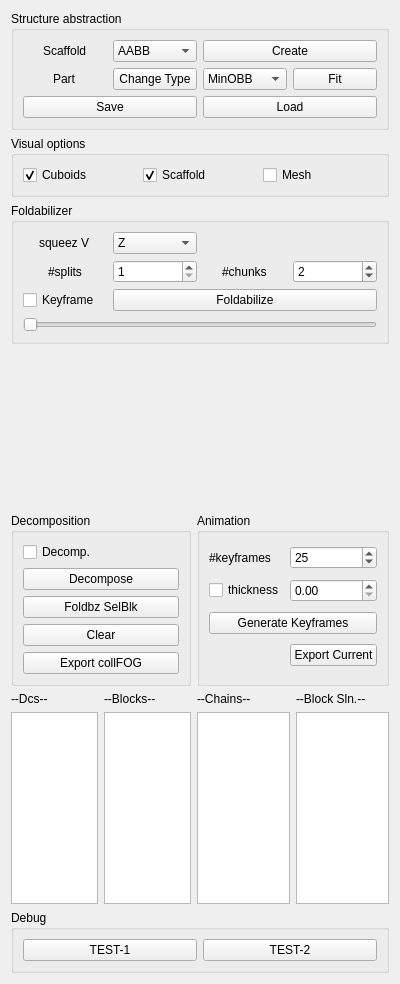
This is FoldPlugin/FdWidget.ui in letienhung/fold-hcc as Qt 5 draws it before an edit. The edited form follows.
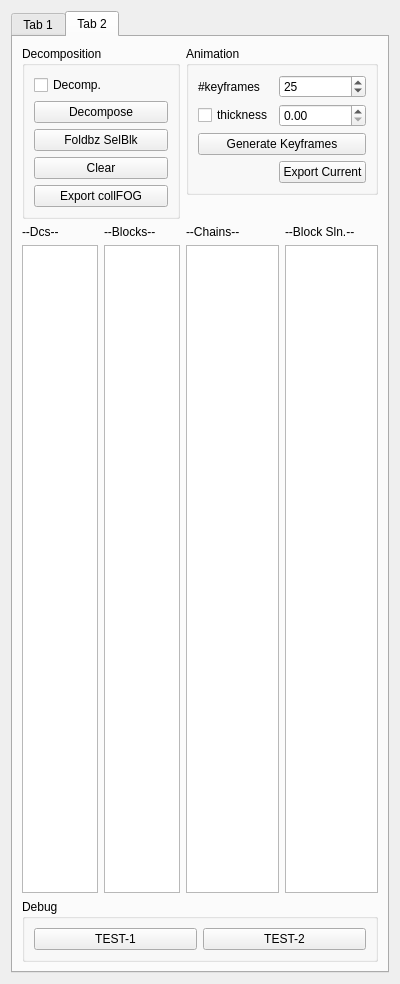
This is the edited form. The open tabs and pages were chosen to show the change.

The edit to the form file:
```diff
--- a/FoldPlugin/FdWidget.ui
+++ b/FoldPlugin/FdWidget.ui
@@ -26,7 +26,119 @@
    <string>Form</string>
   </property>
   <layout class="QGridLayout" name="gridLayout">
-   <item row="5" column="0" colspan="4">
+   <item row="5" column="0" colspan="3">
+    <widget class="QTabWidget" name="foldTabs">
+     <property name="enabled">
+      <bool>true</bool>
+     </property>
+     <property name="currentIndex">
+      <number>0</number>
+     </property>
+     <widget class="QWidget" name="tab">
+      <attribute name="title">
+       <string>Tab 1</string>
+      </attribute>
+      <layout class="QGridLayout" name="gridLayout_6">
+       <item row="0" column="0">
+        <widget class="QGroupBox" name="groupBox">
+         <property name="title">
+          <string>Structure abstraction</string>
+         </property>
+         <layout class="QGridLayout" name="gridLayout_2">
+          <item row="1" column="1" alignment="Qt::AlignHCenter">
+           <widget class="QLabel" name="label">
+            <property name="text">
+             <string>Part</string>
+            </property>
+           </widget>
+          </item>
+          <item row="1" column="3">
+           <widget class="QComboBox" name="refitMethod">
+            <property name="editable">
+             <bool>false</bool>
+            </property>
+            <item>
+             <property name="text">
+              <string>MinOBB</string>
+             </property>
+            </item>
+            <item>
+             <property name="text">
+              <string>AABB</string>
+             </property>
+            </item>
+            <item>
+             <property name="text">
+              <string>PCA</string>
+             </property>
+            </item>
+           </widget>
+          </item>
+          <item row="1" column="4">
+           <widget class="QPushButton" name="fitCuboid">
+            <property name="text">
+             <string>Fit</string>
+            </property>
+           </widget>
+          </item>
+          <item row="1" column="2">
+           <widget class="QPushButton" name="changeCuboidType">
+            <property name="text">
+             <string>Change Type</string>
+            </property>
+           </widget>
+          </item>
+          <item row="2" column="3" colspan="2">
+           <widget class="QPushButton" name="loadScaffold">
+            <property name="text">
+             <string>Load</string>
+            </property>
+           </widget>
+          </item>
+          <item row="2" column="1" colspan="2">
+           <widget class="QPushButton" name="saveScaffold">
+            <property name="text">
+             <string>Save</string>
+            </property>
+           </widget>
+          </item>
+          <item row="0" column="1" alignment="Qt::AlignHCenter">
+           <widget class="QLabel" name="label_2">
+            <property name="text">
+             <string>Scaffold</string>
+            </property>
+           </widget>
+          </item>
+          <item row="0" column="3" colspan="2">
+           <widget class="QPushButton" name="createScaffold">
+            <property name="text">
+             <string>Create</string>
+            </property>
+           </widget>
+          </item>
+          <item row="0" column="2">
+           <widget class="QComboBox" name="fitMethod">
+            <item>
+             <property name="text">
+              <string>AABB</string>
+             </property>
+            </item>
+            <item>
+             <property name="text">
+              <string>MinOBB</string>
+             </property>
+            </item>
+            <item>
+             <property name="text">
+              <string>PCA</string>
+             </property>
+            </item>
+           </widget>
+          </item>
+         </layout>
+        </widget>
+       </item>
+       <item row="2" column="0">
     <widget class="QGroupBox" name="groupBox_3">
      <property name="title">
       <string>Foldabilizer</string>
@@ -125,30 +237,7 @@
      </layout>
     </widget>
    </item>
-   <item row="13" column="0" colspan="4">
-    <widget class="QGroupBox" name="groupBox_6">
-     <property name="title">
-      <string>Debug</string>
-     </property>
-     <layout class="QGridLayout" name="gridLayout_7">
-      <item row="0" column="0">
-       <widget class="QPushButton" name="test1">
-        <property name="text">
-         <string>TEST-1</string>
-        </property>
-       </widget>
-      </item>
-      <item row="0" column="1">
-       <widget class="QPushButton" name="test2">
-        <property name="text">
-         <string>TEST-2</string>
-        </property>
-       </widget>
-      </item>
-     </layout>
-    </widget>
-   </item>
-   <item row="2" column="0" colspan="4">
+       <item row="1" column="0">
     <widget class="QGroupBox" name="groupBox_2">
      <property name="title">
       <string>Visual options</string>
@@ -187,150 +276,34 @@
      </layout>
     </widget>
    </item>
-   <item row="1" column="0" colspan="4">
-    <widget class="QGroupBox" name="groupBox">
-     <property name="title">
-      <string>Structure abstraction</string>
-     </property>
-     <layout class="QGridLayout" name="gridLayout_2">
-      <item row="1" column="1" alignment="Qt::AlignHCenter">
-       <widget class="QLabel" name="label">
-        <property name="text">
-         <string>Part</string>
-        </property>
-       </widget>
-      </item>
-      <item row="1" column="3">
-       <widget class="QComboBox" name="refitMethod">
-        <property name="editable">
-         <bool>false</bool>
-        </property>
-        <item>
-         <property name="text">
-          <string>MinOBB</string>
-         </property>
-        </item>
-        <item>
-         <property name="text">
-          <string>AABB</string>
-         </property>
-        </item>
-        <item>
-         <property name="text">
-          <string>PCA</string>
-         </property>
-        </item>
-       </widget>
-      </item>
-      <item row="1" column="4">
-       <widget class="QPushButton" name="fitCuboid">
-        <property name="text">
-         <string>Fit</string>
-        </property>
-       </widget>
-      </item>
-      <item row="1" column="2">
-       <widget class="QPushButton" name="changeCuboidType">
-        <property name="text">
-         <string>Change Type</string>
-        </property>
-       </widget>
-      </item>
-      <item row="2" column="3" colspan="2">
-       <widget class="QPushButton" name="loadScaffold">
-        <property name="text">
-         <string>Load</string>
-        </property>
-       </widget>
-      </item>
-      <item row="2" column="1" colspan="2">
-       <widget class="QPushButton" name="saveScaffold">
-        <property name="text">
-         <string>Save</string>
-        </property>
-       </widget>
-      </item>
-      <item row="0" column="1" alignment="Qt::AlignHCenter">
-       <widget class="QLabel" name="label_2">
-        <property name="text">
-         <string>Scaffold</string>
-        </property>
-       </widget>
-      </item>
-      <item row="0" column="3" colspan="2">
-       <widget class="QPushButton" name="createScaffold">
-        <property name="text">
-         <string>Create</string>
-        </property>
-       </widget>
-      </item>
-      <item row="0" column="2">
-       <widget class="QComboBox" name="fitMethod">
-        <item>
-         <property name="text">
-          <string>AABB</string>
-         </property>
-        </item>
-        <item>
-         <property name="text">
-          <string>MinOBB</string>
-         </property>
-        </item>
-        <item>
-         <property name="text">
-          <string>PCA</string>
-         </property>
-        </item>
-       </widget>
-      </item>
-     </layout>
-    </widget>
-   </item>
-   <item row="7" column="0" colspan="2">
-    <widget class="QGroupBox" name="groupBox_9">
-     <property name="title">
-      <string>Decomposition</string>
-     </property>
-     <layout class="QGridLayout" name="gridLayout_10">
-      <item row="2" column="0">
-       <widget class="QPushButton" name="foldbzSelBlock">
-        <property name="text">
-         <string>Foldbz SelBlk</string>
-        </property>
-       </widget>
-      </item>
-      <item row="0" column="0">
-       <widget class="QCheckBox" name="showFolded">
-        <property name="text">
-         <string>Decomp.</string>
-        </property>
-       </widget>
-      </item>
       <item row="3" column="0">
-       <widget class="QPushButton" name="clearDcList">
-        <property name="text">
-         <string>Clear</string>
-        </property>
-       </widget>
-      </item>
-      <item row="1" column="0">
-       <widget class="QPushButton" name="decompose">
-        <property name="text">
-         <string>Decompose</string>
-        </property>
-       </widget>
+        <spacer name="verticalSpacer">
+         <property name="orientation">
+          <enum>Qt::Vertical</enum>
+         </property>
+         <property name="sizeHint" stdset="0">
+          <size>
+           <width>20</width>
+           <height>40</height>
+          </size>
+         </property>
+        </spacer>
       </item>
       <item row="4" column="0">
-       <widget class="QPushButton" name="exportCollFOG">
+        <widget class="QPushButton" name="assignColor">
         <property name="text">
-         <string>Export collFOG</string>
+          <string>Assign Color</string>
         </property>
        </widget>
       </item>
      </layout>
     </widget>
-   </item>
-   <item row="7" column="2" colspan="2">
+     <widget class="QWidget" name="tab_2">
+      <attribute name="title">
+       <string>Tab 2</string>
+      </attribute>
+      <layout class="QGridLayout" name="gridLayout_8">
+       <item row="0" column="2" colspan="2">
     <widget class="QGroupBox" name="groupBox_4">
      <property name="title">
       <string>Animation</string>
@@ -383,58 +356,116 @@
      </layout>
     </widget>
    </item>
-   <item row="9" column="3">
-    <widget class="QListWidget" name="slnList"/>
-   </item>
-   <item row="9" column="1">
-    <widget class="QListWidget" name="layerList"/>
-   </item>
-   <item row="9" column="0">
-    <widget class="QListWidget" name="DcList"/>
-   </item>
-   <item row="8" column="2">
-    <widget class="QLabel" name="label_9">
+       <item row="0" column="0" rowspan="2" colspan="2">
+        <widget class="QGroupBox" name="groupBox_9">
+         <property name="title">
+          <string>Decomposition</string>
+         </property>
+         <layout class="QGridLayout" name="gridLayout_10">
+          <item row="2" column="0">
+           <widget class="QPushButton" name="foldbzSelBlock">
+            <property name="text">
+             <string>Foldbz SelBlk</string>
+            </property>
+           </widget>
+          </item>
+          <item row="0" column="0">
+           <widget class="QCheckBox" name="showFolded">
+            <property name="text">
+             <string>Decomp.</string>
+            </property>
+           </widget>
+          </item>
+          <item row="3" column="0">
+           <widget class="QPushButton" name="clearDcList">
+            <property name="text">
+             <string>Clear</string>
+            </property>
+           </widget>
+          </item>
+          <item row="1" column="0">
+           <widget class="QPushButton" name="decompose">
      <property name="text">
-      <string>--Chains--</string>
+             <string>Decompose</string>
      </property>
     </widget>
    </item>
-   <item row="9" column="2">
-    <widget class="QListWidget" name="chainList"/>
-   </item>
-   <item row="8" column="0">
+          <item row="4" column="0">
+           <widget class="QPushButton" name="exportCollFOG">
+            <property name="text">
+             <string>Export collFOG</string>
+            </property>
+           </widget>
+          </item>
+         </layout>
+        </widget>
+       </item>
+       <item row="2" column="0">
     <widget class="QLabel" name="label_7">
      <property name="text">
       <string>--Dcs--</string>
      </property>
     </widget>
    </item>
-   <item row="8" column="1">
-    <widget class="QLabel" name="label_8">
-     <property name="text">
-      <string>--Blocks--</string>
-     </property>
-    </widget>
-   </item>
-   <item row="8" column="3">
+       <item row="2" column="3">
     <widget class="QLabel" name="label_11">
      <property name="text">
       <string>--Block Sln.--</string>
      </property>
     </widget>
    </item>
-   <item row="6" column="0" colspan="4">
-    <spacer name="verticalSpacer">
-     <property name="orientation">
-      <enum>Qt::Vertical</enum>
-     </property>
-     <property name="sizeHint" stdset="0">
-      <size>
-       <width>20</width>
-       <height>40</height>
-      </size>
-     </property>
-    </spacer>
+       <item row="2" column="1">
+        <widget class="QLabel" name="label_8">
+         <property name="text">
+          <string>--Blocks--</string>
+         </property>
+        </widget>
+       </item>
+       <item row="2" column="2">
+        <widget class="QLabel" name="label_9">
+         <property name="text">
+          <string>--Chains--</string>
+         </property>
+        </widget>
+       </item>
+       <item row="3" column="1">
+        <widget class="QListWidget" name="layerList"/>
+       </item>
+       <item row="3" column="3">
+        <widget class="QListWidget" name="slnList"/>
+       </item>
+       <item row="3" column="2">
+        <widget class="QListWidget" name="chainList"/>
+       </item>
+       <item row="3" column="0">
+        <widget class="QListWidget" name="DcList"/>
+       </item>
+       <item row="4" column="0" colspan="4">
+        <widget class="QGroupBox" name="groupBox_6">
+         <property name="title">
+          <string>Debug</string>
+         </property>
+         <layout class="QGridLayout" name="gridLayout_7">
+          <item row="0" column="0">
+           <widget class="QPushButton" name="test1">
+            <property name="text">
+             <string>TEST-1</string>
+            </property>
+           </widget>
+          </item>
+          <item row="0" column="1">
+           <widget class="QPushButton" name="test2">
+            <property name="text">
+             <string>TEST-2</string>
+            </property>
+           </widget>
+          </item>
+         </layout>
+        </widget>
+       </item>
+      </layout>
+     </widget>
+    </widget>
    </item>
   </layout>
  </widget>
```
Lines whose indentation alone changed are shown as unchanged.
